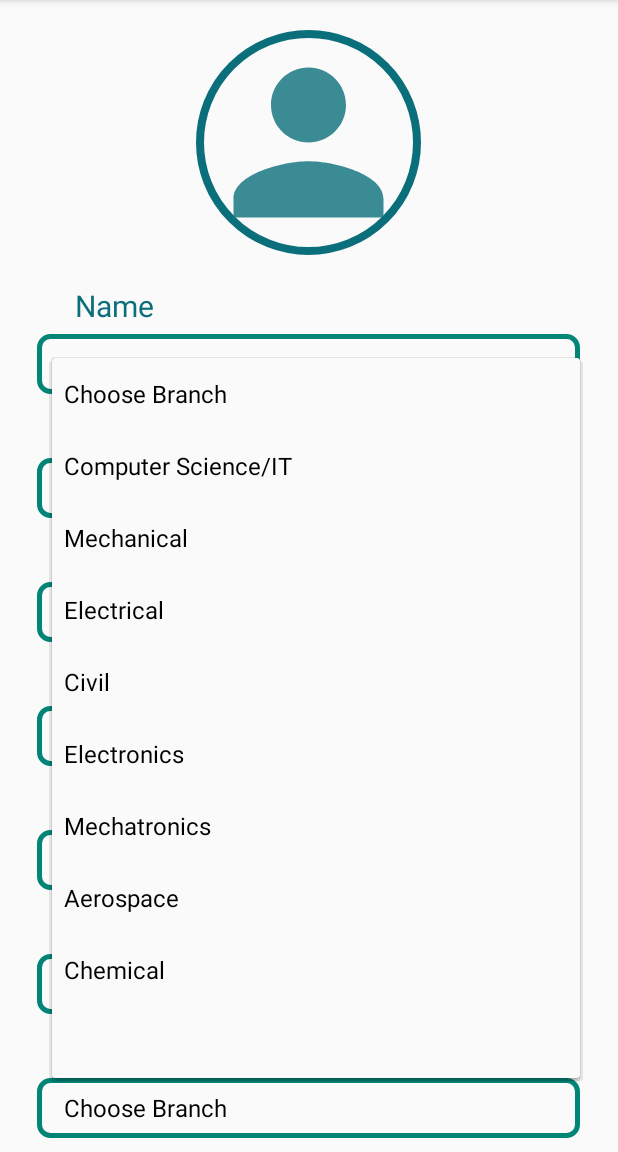
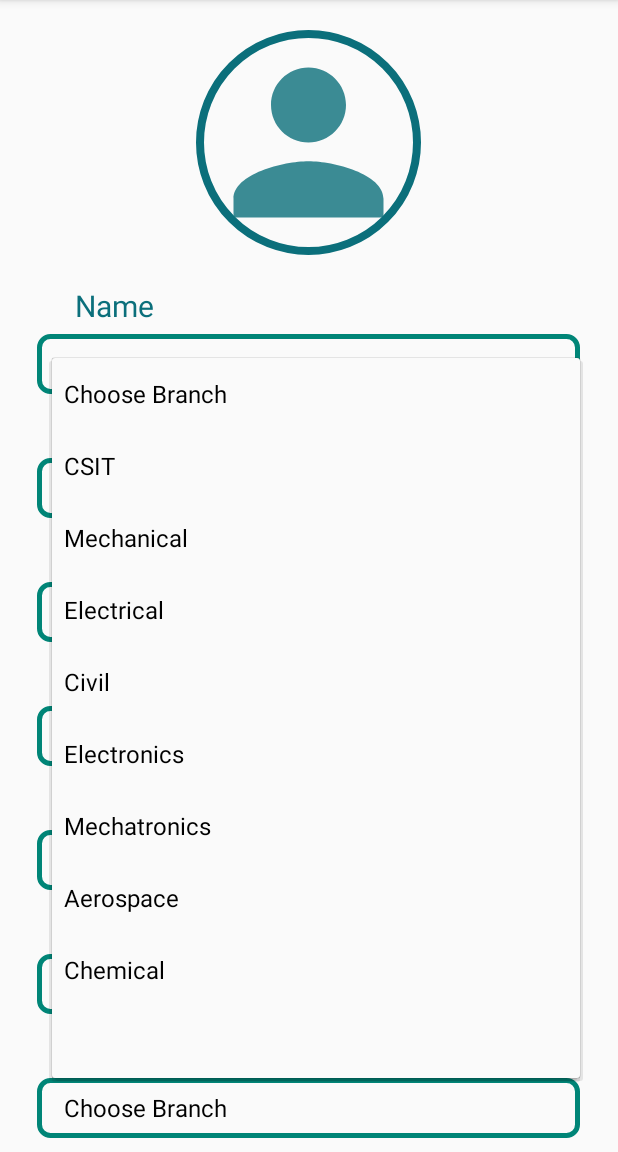
Before and after one commit to kpradhumn/librarypass, an Android app: the Registration screen opened directly, with no data from a screen before it, after a tap on "Choose Branch", on a phone screen of 412 x 824 dp, the part 84-1236 px from its top. Run offline under Robolectric (Android 15) with nearby library versions, the phone set to English and light mode, and no system bars; our stand-ins replace Firebase (no records; nobody signed in at launch, a user with empty details on screens opened directly); 2 other taps on this screen came first.

Commit message:
Added backend code Modified some UI

```diff
--- a/app/src/main/res/values/strings.xml
+++ b/app/src/main/res/values/strings.xml
@@ -19,7 +19,7 @@
     </string-array>
     <string-array name="branch">
         <item>Choose Branch</item>
-        <item>Computer Science/IT</item>
+        <item>CSIT</item>
         <item>Mechanical</item>
         <item>Electrical</item>
         <item>Civil</item>
```
